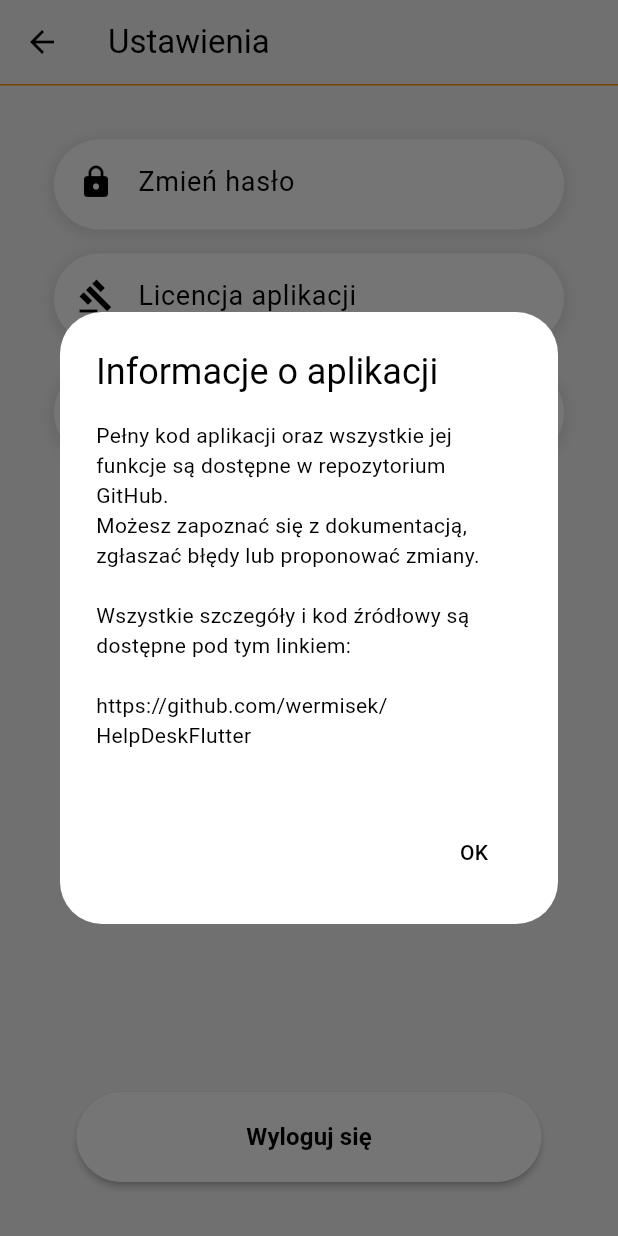
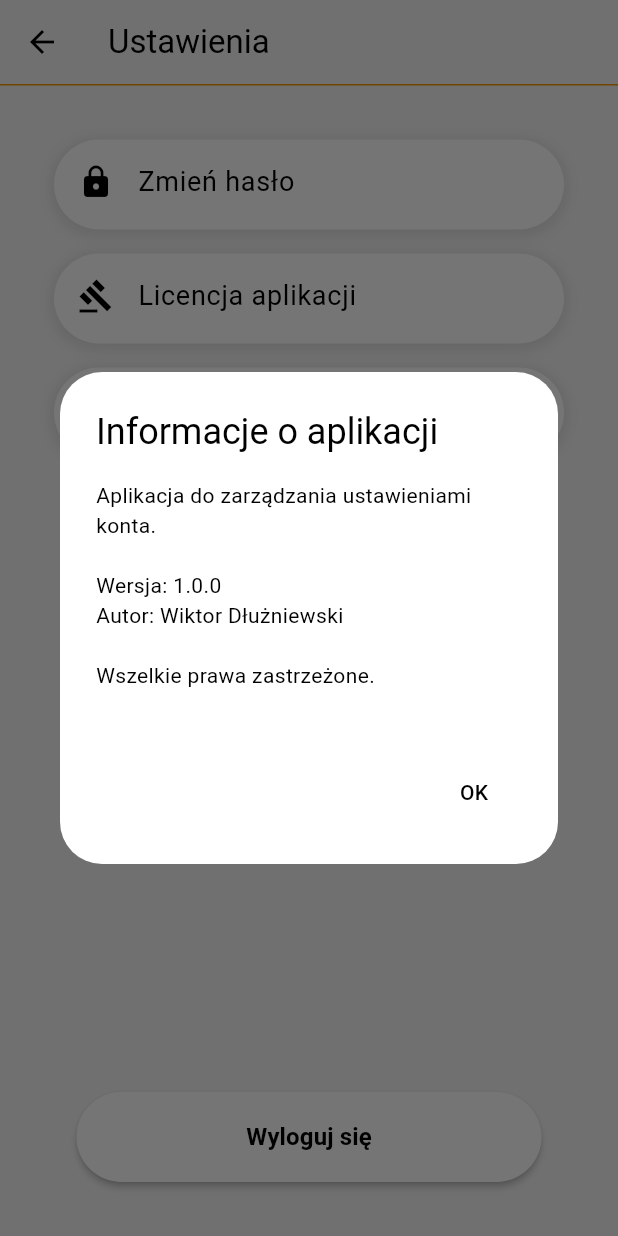
Before and after one commit to wermisek/HelpDeskFlutter, a Flutter app: the SettingsPage screen opened directly, after a tap on "Informacje o aplikacji", on a phone screen of 412 x 824 dp. Run offline on Flutter 3.47's test engine with Material 3 defaults, Android fonts, the phone set to English and light mode, and no system bars; missing offline and left inert: window_manager; key blocks and very long unbroken strings in the code were emptied for the run.

Commit message:
Formatowanie kodu ustawien oraz dodanie potrzebnych i jasnych komentarzy

```diff
--- a/lib/settings.dart
+++ b/lib/settings.dart
@@ -1,9 +1,10 @@
+// Ignorowanie niektórych ostrzeżeń, które mogą wystąpić przy korzystaniu z prywatnych typów w publicznych API
 // ignore_for_file: library_private_types_in_public_api
 
 import 'package:flutter/material.dart';
-import 'login.dart'; // Import the login page
+import 'login.dart'; // Importujemy stronę logowania
 
-
+// Klasa ustawień - strona ustawień użytkownika
 class SettingsPage extends StatefulWidget {
   const SettingsPage({super.key});
 
@@ -11,79 +12,85 @@ class SettingsPage extends StatefulWidget {
   _SettingsPageState createState() => _SettingsPageState();
 }
 
+// Stan strony ustawień
 class _SettingsPageState extends State<SettingsPage> {
-  String accountName = 'John Doe'; // Mock account name
-  Map<int, bool> hoverStates = {}; // To track hover state for each tile
+  String accountName = 'John Doe'; // Przykładowa nazwa konta
+  Map<int, bool> hoverStates = {}; // Mapa do śledzenia stanu najechania na przyciski
+
   @override
   Widget build(BuildContext context) {
     return Scaffold(
       appBar: AppBar(
         title: Text('Ustawienia'),
         backgroundColor: Color(0xFFF5F5F5),
-        foregroundColor: Colors.black, // Black text color for AppBar
-        elevation: 0, // Remove shadow
+        foregroundColor: Colors.black, // Kolor tekstu na czarno w pasku
+        elevation: 0, // Usuwamy cień z paska
       ),
-      backgroundColor: Color(0xFFF5F5F5), // Set background color to f5f5f5
+      backgroundColor: Color(0xFFF5F5F5), // Ustawiamy tło strony na jasny kolor
       body: Column(
         children: [
-          // Black divider below AppBar
           Divider(
-            color: Color(0xFFF49402), // Black divider
-            thickness: 1, // Divider thickness
-            height: 1, // Ensures it does not take additional space
+            color: Color(0xFFF49402), // Kolor podziału
+            thickness: 1, // Grubość linii
+            height: 1, // Wysokość podziału
           ),
           Expanded(
             child: Padding(
-              padding: const EdgeInsets.symmetric(horizontal: 36.0, vertical: 36.0),
+              padding: const EdgeInsets.symmetric(
+                horizontal: 36.0, // Margines po bokach
+                vertical: 36.0, // Margines od góry i dołu
+              ),
               child: Column(
                 children: [
-                  // Change Password Tile
+                  // Pierwszy przycisk: Zmień hasło
                   _buildSettingsTile(
                     context,
-                    index: 1, // Tile index
-                    icon: Icons.lock,//push
-                    text: 'Zmień hasło',
-                    onTap: () => _showPasswordChangeMessage(context),
+                    index: 1, // Indeks przycisku
+                    icon: Icons.lock, // Ikona kłódki
+                    text: 'Zmień hasło', // Tekst na przycisku
+                    onTap: () => _showPasswordChangeMessage(context), // Akcja po kliknięciu
                   ),
-                  SizedBox(height: 16.0),
-                  // About Us Tile
+                  SizedBox(height: 16.0), // Odstęp między przyciskami
+                  // Drugi przycisk: Licencja aplikacji
                   _buildSettingsTile(
                     context,
-                    index: 2, // Tile index
+                    index: 2,
                     icon: Icons.gavel,
                     text: 'Licencja aplikacji',
                     onTap: () => _showAboutUsDialog(context),
                   ),
-                  SizedBox(height: 16.0),
-                  // App Info Tile
+                  SizedBox(height: 16.0), // Odstęp między przyciskami
+                  // Trzeci przycisk: Informacje o aplikacji
                   _buildSettingsTile(
                     context,
-                    index: 3, // Tile index
+                    index: 3,
                     icon: Icons.apps,
                     text: 'Informacje o aplikacji',
                     onTap: () => _showAppInfoDialog(context),
                   ),
-                  Spacer(), // Pushes the logout button to the bottom
-                  // Logout Button
+                  Spacer(), // Przycisk wylogowania pcha resztę na dół
                   Row(
-                    mainAxisAlignment: MainAxisAlignment.center, // Center the button horizontally
+                    mainAxisAlignment: MainAxisAlignment.center,
                     children: [
                       SizedBox(
-                        width: 310, // Set a fixed width for the button
-                        height: 60, // Maintain the height
+                        width: 310, // Szerokość przycisku
+                        height: 60, // Wysokość przycisku
                         child: ElevatedButton(
-                          onPressed: _logOut,
+                          onPressed: _logOut, // Akcja wylogowania
                           style: ElevatedButton.styleFrom(
-                            backgroundColor: Colors.white, // White background
+                            backgroundColor: Colors.white, // Kolor tła przycisku
                             shape: RoundedRectangleBorder(
-                              borderRadius: BorderRadius.circular(30), // Rounded corners
+                              borderRadius: BorderRadius.circular(30), // Zaokrąglone rogi
                             ),
-                            foregroundColor: Colors.black, // Black text
-                            elevation: 2.0, // Subtle shadow
+                            foregroundColor: Colors.black, // Kolor tekstu na czarno
+                            elevation: 2.0, // Subtelny cień
                           ),
                           child: Text(
                             'Wyloguj się',
-                            style: TextStyle(fontSize: 16, fontWeight: FontWeight.w600),
+                            style: TextStyle(
+                              fontSize: 16, // Rozmiar czcionki
+                              fontWeight: FontWeight.w600, // Grubość czcionki
+                            ),
                           ),
                         ),
                       ),
@@ -98,90 +105,93 @@ class _SettingsPageState extends State<SettingsPage> {
     );
   }
 
-
-  // Helper method to build tiles with hover effect for individual tiles
-  Widget _buildSettingsTile(BuildContext context,
-      {required int index,
-        required IconData icon,
-        required String text,
-        required Function() onTap}) {
+  // Pomocnicza funkcja do budowania przycisków w ustawieniach
+  Widget _buildSettingsTile(
+      BuildContext context, {
+        required int index, // Indeks przycisku
+        required IconData icon, // Ikona przycisku
+        required String text, // Tekst przycisku
+        required Function() onTap, // Akcja po kliknięciu
+      }) {
     return MouseRegion(
-      onEnter: (_) => setState(() => hoverStates[index] = true), // Set hover state for this tile
-      onExit: (_) => setState(() => hoverStates[index] = false), // Set hover state for this tile
+      onEnter: (_) => setState(() => hoverStates[index] = true), // Zmieniamy stan przy najechaniu
+      onExit: (_) => setState(() => hoverStates[index] = false), // Zmieniamy stan przy wyjściu
       child: AnimatedContainer(
-        duration: Duration(milliseconds: 200),
-        height: 60, // Set the height of the tile to 60
+        duration: Duration(milliseconds: 200), // Czas trwania animacji
+        height: 60, // Wysokość przycisku
         decoration: BoxDecoration(
-          color: hoverStates[index] == true ? Colors.grey[300] : Colors.white, // Change color on hover
-          borderRadius: BorderRadius.circular(30), // Rounded corners for tile
+          color: hoverStates[index] == true
+              ? Colors.grey[300] // Kolor przycisku po najechaniu
+              : Colors.white, // Kolor normalny
+          borderRadius: BorderRadius.circular(30), // Zaokrąglone rogi
           boxShadow: [
             BoxShadow(
               color: hoverStates[index] == true
-                  ? Colors.black.withOpacity(0.2)
-                  : Colors.black.withOpacity(0.1),
-              blurRadius: 8.0,
-              offset: Offset(0, 2),
-              spreadRadius: 2.0, // Ensures the shadow has a rounded appearance
+                  ? Colors.black.withOpacity(0.2) // Cień po najechaniu
+                  : Colors.black.withOpacity(0.1), // Normalny cień
+              blurRadius: 8.0, // Rozmycie cienia
+              offset: Offset(0, 2), // Pozycja cienia
+              spreadRadius: 2.0, // Rozprzestrzenianie się cienia
             ),
           ],
         ),
         child: InkWell(
-          onTap: onTap,
-          borderRadius: BorderRadius.circular(30), // Rounded tap area
+          onTap: onTap, // Akcja po kliknięciu
+          borderRadius: BorderRadius.circular(30), // Zaokrąglone rogi przycisku
           child: ListTile(
-            leading: Icon(icon, color: Colors.black),
+            leading: Icon(icon, color: Colors.black), // Ikona po lewej stronie
             title: Text(
-              text,
-              style: TextStyle(fontSize: 18.0, color: Colors.black),
+              text, // Tekst przycisku
+              style: TextStyle(fontSize: 18.0, color: Colors.black), // Styl tekstu
             ),
-            contentPadding: EdgeInsets.symmetric(horizontal: 16.0), // Adjust padding
-            visualDensity: VisualDensity.standard, // Ensures proper alignment
+            contentPadding: EdgeInsets.symmetric(horizontal: 16.0), // Padding wewnętrzny
+            visualDensity: VisualDensity.standard, // Gęstość wizualna
           ),
         ),
       ),
     );
   }
 
-  // Dialog to show message about password change
+  // Funkcja wyświetlająca okno zmiany hasła
   void _showPasswordChangeMessage(BuildContext context) {
     showDialog(
       context: context,
       builder: (context) {
         return AlertDialog(
-          backgroundColor: Colors.white,
+          backgroundColor: Colors.white, // Tło okna
           title: Text(
             'Zmiana hasła',
-            style: TextStyle(color: Colors.black),
+            style: TextStyle(color: Colors.black), // Kolor tytułu
           ),
           content: SizedBox(
-            width: 500, // Set a smaller width for the dialog
+            width: 500, // Szerokość okna
             child: Column(
-              mainAxisSize: MainAxisSize.min, // Minimize height
+              mainAxisSize: MainAxisSize.min,
               crossAxisAlignment: CrossAxisAlignment.start,
               children: [
                 Text(
                   'Jeżeli chciałbyś zmienić hasło do swojego konta musisz wysłać zgłoszenie do administratora.',
-                  style: TextStyle(color: Colors.black),
+                  style: TextStyle(color: Colors.black), // Tekst w oknie
                 ),
-                SizedBox(height: 16),
+                SizedBox(height: 16), // Odstęp między tekstami
                 Text(
                   'Wyslij zgłoszenie i wpisz:\nSala: "Zmiana hasła"\nOpis: Login: "Twoj login", Nowe hasło: "Twoje nowe wymyslone haslo"',
-                  style: TextStyle(color: Colors.black),
+                  style: TextStyle(color: Colors.black), // Kolejny tekst
                 ),
               ],
             ),
           ),
           actions: [
             TextButton(
-              onPressed: () => Navigator.of(context).pop(),
+              onPressed: () => Navigator.of(context).pop(), // Zamknięcie okna
               style: TextButton.styleFrom(
-                foregroundColor: Colors.black, // Text color
-                backgroundColor: Colors.white, // Button background color
+                foregroundColor: Colors.black, // Kolor przycisku
+                backgroundColor: Colors.white,
                 shape: RoundedRectangleBorder(
-                  borderRadius: BorderRadius.circular(16.0), // Rounded corners
+                  borderRadius: BorderRadius.circular(16.0), // Zaokrąglone rogi
                 ),
               ),
-              child: Text('OK'),
+              child: Text('OK'), // Tekst przycisku
             ),
           ],
         );
@@ -189,9 +199,7 @@ class _SettingsPageState extends State<SettingsPage> {
     );
   }
 
-
-
-  // About Us Dialog
+  // Funkcja pokazująca licencję aplikacji
   void _showAboutUsDialog(BuildContext context) {
     showDialog(
       context: context,
@@ -203,7 +211,7 @@ class _SettingsPageState extends State<SettingsPage> {
             style: TextStyle(color: Colors.black),
           ),
           content: SizedBox(
-            width: 500, // Set a smaller width for the dialog
+            width: 500,
             child: SingleChildScrollView(
               child: Text(
                 '''
@@ -212,24 +220,20 @@ Umowa Licencyjna
 
 Copyright (c) 2024 Wiktor Dłużniewski. Wszelkie prawa zastrzeżone.
 
-Niniejsze oprogramowanie jest licencjonowane wyłącznie dla upoważnionych instytucji. Zabrania się nieautoryzowanego użycia, modyfikacji lub dystrybucji tego oprogramowania. Oprogramowanie jest przeznaczone wyłącznie do celów edukacyjnych w ramach określonej instytucji.
-
-W przypadku zapytań dotyczących licencji, prosimy o kontakt z autorem projektu przez email lub jakikolwiek komunikator zawart na podanym nizej koncie github
-
-Konto Github: https://github.com/wermisek
-''',
+Niniejsze oprogramowanie jest licencjonowane wyłącznie dla upoważnionych instytucji. Zabrania się nieautoryzowanego używania, modyfikowania lub dystrybuowania tej aplikacji.
+                ''',
                 style: TextStyle(color: Colors.black),
               ),
             ),
           ),
           actions: [
             TextButton(
-              onPressed: () => Navigator.of(context).pop(),
+              onPressed: () => Navigator.of(context).pop(), // Zamknięcie okna
               style: TextButton.styleFrom(
-                foregroundColor: Colors.black, // Text color
-                backgroundColor: Colors.white, // Button background color
+                foregroundColor: Colors.black,
+                backgroundColor: Colors.white,
                 shape: RoundedRectangleBorder(
-                  borderRadius: BorderRadius.circular(16.0), // Rounded corners
+                  borderRadius: BorderRadius.circular(16.0),
                 ),
               ),
               child: Text('OK'),
@@ -240,8 +244,7 @@ Konto Github: https://github.com/wermisek
     );
   }
 
-
-
+  // Funkcja pokazująca informacje o aplikacji
   void _showAppInfoDialog(BuildContext context) {
     showDialog(
       context: context,
@@ -253,17 +256,17 @@ Konto Github: https://github.com/wermisek
             style: TextStyle(color: Colors.black),
           ),
           content: SizedBox(
-            width: 500, // Set a smaller width for the dialog
+            width: 500,
             child: SingleChildScrollView(
               child: Text(
                 '''
-Pełny kod aplikacji oraz wszystkie jej funkcje są dostępne w repozytorium GitHub.
-Możesz zapoznać się z dokumentacją, zgłaszać błędy lub proponować zmiany.
+Aplikacja do zarządzania ustawieniami konta.
 
-Wszystkie szczegóły i kod źródłowy są dostępne pod tym linkiem:
+Wersja: 1.0.0
+Autor: Wiktor Dłużniewski
 
-https://github.com/wermisek/HelpDeskFlutter
-''',
+Wszelkie prawa zastrzeżone.
+                ''',
                 style: TextStyle(color: Colors.black),
               ),
             ),
@@ -272,10 +275,10 @@ https://github.com/wermisek/HelpDeskFlutter
             TextButton(
               onPressed: () => Navigator.of(context).pop(),
               style: TextButton.styleFrom(
-                foregroundColor: Colors.black, // Text color
-                backgroundColor: Colors.white, // Button background color
+                foregroundColor: Colors.black,
+                backgroundColor: Colors.white,
                 shape: RoundedRectangleBorder(
-                  borderRadius: BorderRadius.circular(16.0), // Rounded corners
+                  borderRadius: BorderRadius.circular(16.0),
                 ),
               ),
               child: Text('OK'),
@@ -286,16 +289,11 @@ https://github.com/wermisek/HelpDeskFlutter
     );
   }
 
-
-
-  // Log out functionality
+  // Funkcja wylogowująca użytkownika
   void _logOut() {
-    ScaffoldMessenger.of(context).showSnackBar(
-      SnackBar(content: Text('Wylogowano się pomyślnie')),
-    );
     Navigator.pushReplacement(
       context,
-      MaterialPageRoute(builder: (context) => LoginPage()), // Navigate to login page
-    );
+      MaterialPageRoute(builder: (context) => const LoginPage()),
+    ); // Przechodzimy do strony logowania
   }
 }
```
